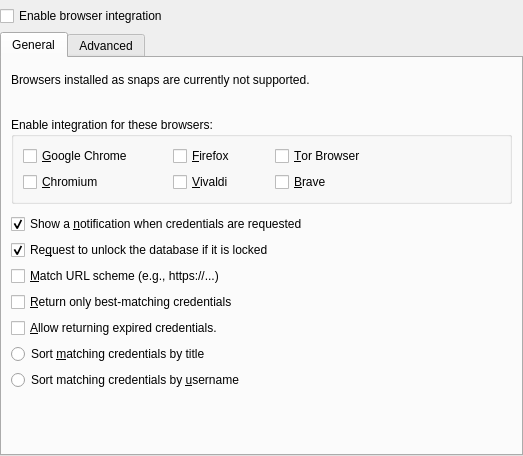
Old version of the form src/browser/BrowserOptionDialog.ui in the repository keepassxreboot/keepassxc.
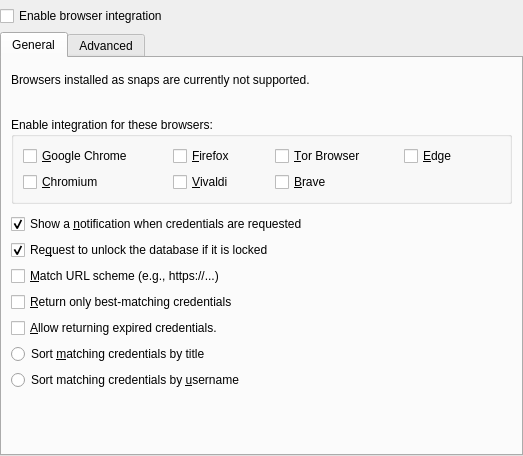
New version of the form. Custom widgets are drawn as their Qt base class.

Commit message: Add support for Microsoft Edge browser

The edit to the form file:
```diff
--- a/src/browser/BrowserOptionDialog.ui
+++ b/src/browser/BrowserOptionDialog.ui
@@ -167,6 +167,16 @@
             </property>
            </widget>
           </item>
+          <item row="0" column="3">
+           <widget class="QCheckBox" name="edgeSupport">
+            <property name="text">
+             <string>&amp;Edge</string>
+            </property>
+            <property name="checked">
+             <bool>false</bool>
+            </property>
+           </widget>
+          </item>
          </layout>
         </widget>
        </item>
```
The commit also changes 6 other files.
